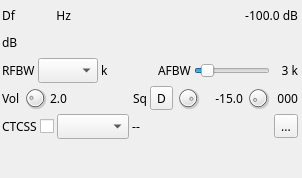
Qt form plugins/channelrx/demodnfm/nfmdemodgui.ui (f4exb/sdrangel) before a commit.
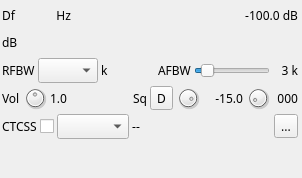
The same form after that commit. Icons and pictures are not drawn. Custom widgets are drawn as their Qt base class.

Commit message: NFM demod: limit volume setting to a maximum of 2.0 with a default of 1.0

The edit to the form file:
```diff
--- a/plugins/channelrx/demodnfm/nfmdemodgui.ui
+++ b/plugins/channelrx/demodnfm/nfmdemodgui.ui
@@ -330,13 +330,13 @@
          <string>Sound volume</string>
         </property>
         <property name="maximum">
-         <number>100</number>
+         <number>20</number>
         </property>
         <property name="pageStep">
          <number>1</number>
         </property>
         <property name="value">
-         <number>20</number>
+         <number>10</number>
         </property>
        </widget>
       </item>
@@ -358,7 +358,7 @@
          <string>Sound volume</string>
         </property>
         <property name="text">
-         <string>2.0</string>
+         <string>1.0</string>
         </property>
         <property name="alignment">
          <set>Qt::AlignRight|Qt::AlignTrailing|Qt::AlignVCenter</set>
```
